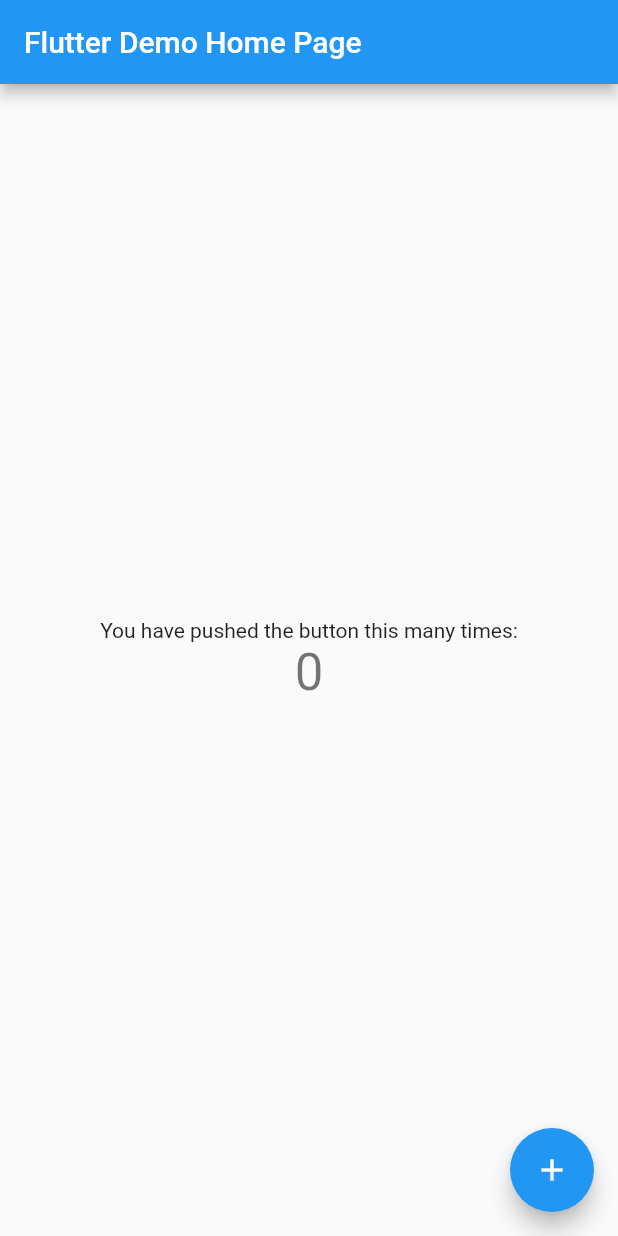
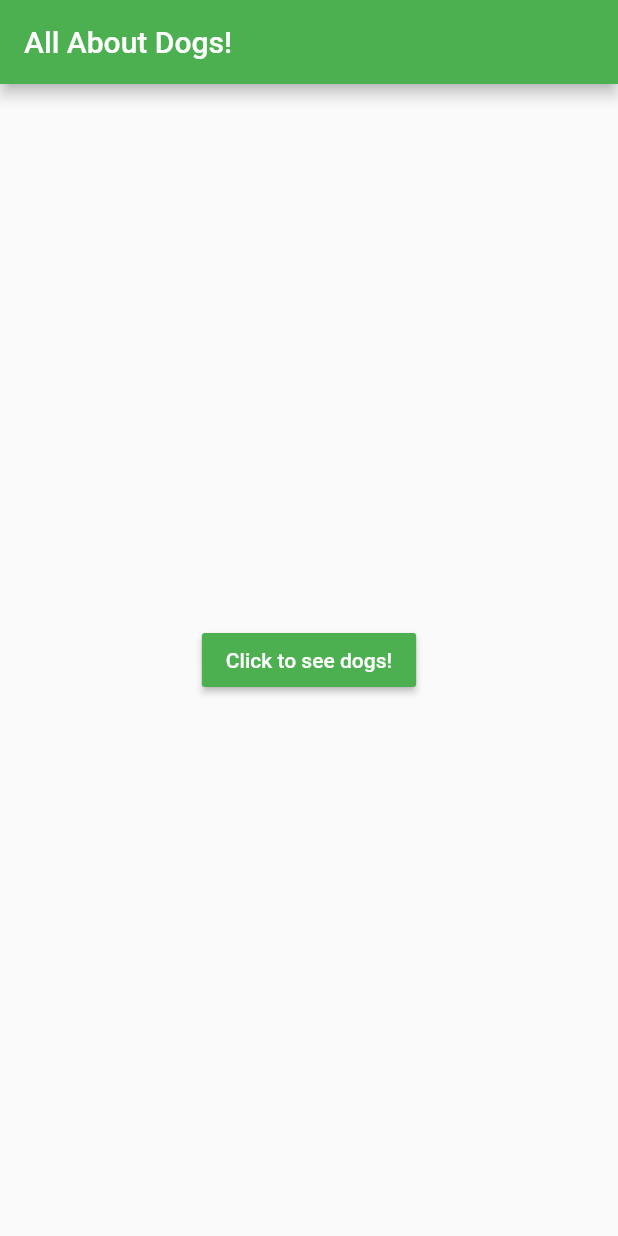
Before and after one commit to patrickcandlin/dog_pwa_blog_project, a Flutter app: the screen it shows after launch, on a phone screen of 412 x 824 dp. Run offline on Flutter 3.47's test engine with Material 2 defaults, Android fonts, the phone set to English and light mode, and no system bars.

Commit message:
card designed, Future added, state updates, added button that will get new images

```diff
--- a/lib/main.dart
+++ b/lib/main.dart
@@ -1,4 +1,6 @@
+import 'dart:convert' as convert;
 import 'package:flutter/material.dart';
+import 'package:http/http.dart' as http;
 
 void main() => runApp(MyApp());
 
@@ -6,11 +8,11 @@
   @override
   Widget build(BuildContext context) {
     return MaterialApp(
-      title: 'Flutter Demo',
+      title: 'All About Dogs!',
       theme: ThemeData(
-        primarySwatch: Colors.blue,
+        primarySwatch: Colors.green,
       ),
-      home: MyHomePage(title: 'Flutter Demo Home Page'),
+      home: MyHomePage(title: 'All About Dogs!'),
     );
   }
 }
@@ -25,12 +27,26 @@
 }
 
 class _MyHomePageState extends State<MyHomePage> {
-  int _counter = 0;
+  bool _clicked = false;
+  var _dog = "";
 
-  void _incrementCounter() {
+  void _handelClick() {
+    _getDog();
     setState(() {
-      _counter++;
+      _clicked = !_clicked;
     });
+  }
+
+  Future<String> _getDog() async {
+    var dogUrl = 'https://dog.ceo/api/breeds/image/random';
+    var response = await http.get(dogUrl);
+    if (response.statusCode == 200) {
+      var jsonResponse = convert.jsonDecode(response.body);
+      var parsedResponse = jsonResponse as Map<String, dynamic>;
+      setState(() {
+        _dog = parsedResponse['message'];
+      });
+    }
   }
 
   @override
@@ -39,24 +55,42 @@
       appBar: AppBar(
         title: Text(widget.title),
       ),
-      body: Center(
+      body: (_clicked)
+          ? Center(
             child: Column(
                 mainAxisAlignment: MainAxisAlignment.center,
+                crossAxisAlignment: CrossAxisAlignment.center,
                 children: <Widget>[
-            Text(
-              'You have pushed the button this many times:',
+                  Card(
+                    child: Container(
+                      width: 200,
+                      margin: EdgeInsets.symmetric(
+                        vertical: 10,
+                        horizontal: 20,
                       ),
-            Text(
-              '$_counter',
-              style: Theme.of(context).textTheme.headline4,
+                      child: Column(
+                        mainAxisSize: MainAxisSize.min,
+                        children: <Widget>[
+                          Image(
+                            image: NetworkImage(_dog),
                           ),
                         ],
                       ),
                     ),
-      floatingActionButton: FloatingActionButton(
-        onPressed: _incrementCounter,
-        tooltip: 'Increment',
-        child: Icon(Icons.add),
+                  ),
+                  FlatButton(child: Text('Change Dogs?'), onPressed: _getDog,)
+                ],
+              ),
+          )
+          : Center(
+              child: RaisedButton(
+                child: Text(
+                  'Click to see dogs!',
+                  style: TextStyle(color: Colors.white),
+                ),
+                color: Colors.green,
+                onPressed: _handelClick,
+              ),
             ),
     );
   }
--- a/pubspec.yaml
+++ b/pubspec.yaml
@@ -19,6 +19,7 @@
 dependencies:
   flutter:
     sdk: flutter
+  http: ^0.12.0+4
 
   # The following adds the Cupertino Icons font to your application.
   # Use with the CupertinoIcons class for iOS style icons.
```
Also changed, not shown: pubspec.lock. Lines whose indentation alone changed are shown as unchanged.
